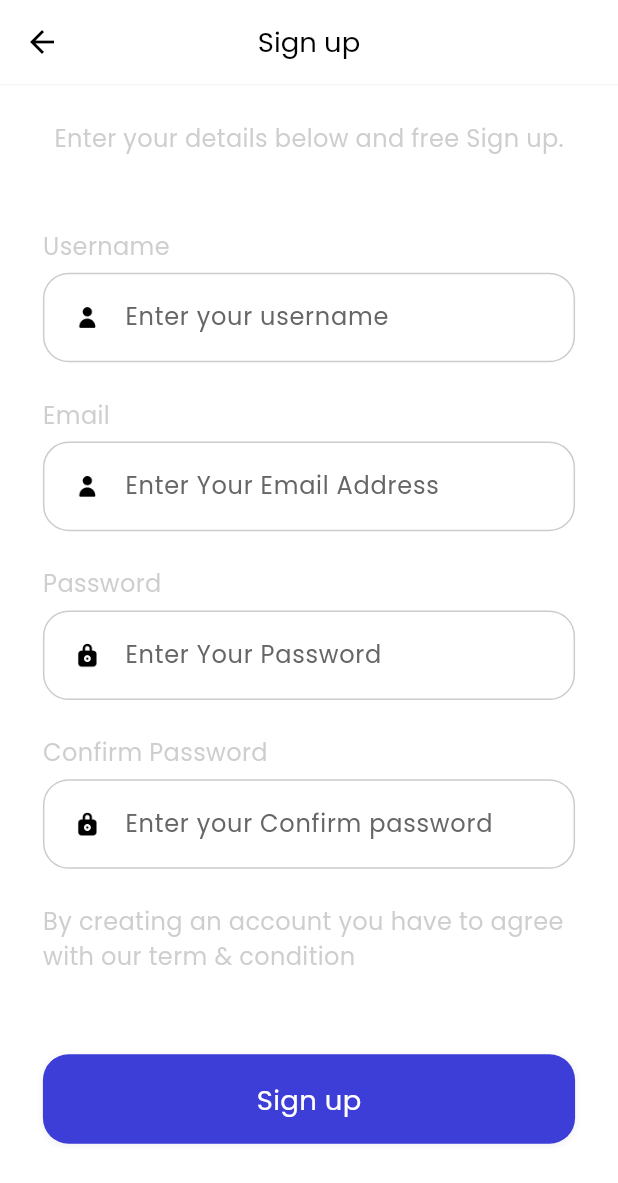
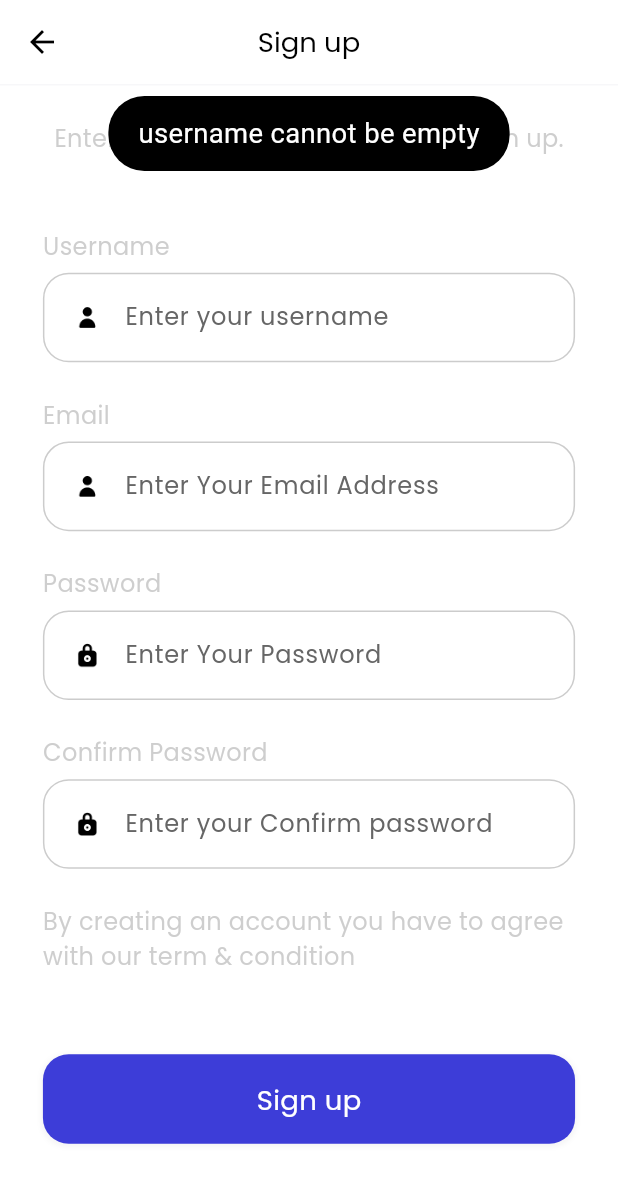
Before and after one commit to idhamaja/learning-course-app, a Flutter app: the RegisterPage screen opened by its route, after a tap on "Sign up", on a phone screen of 412 x 824 dp. Shown: the top 1183 px of the screen. Run offline on Flutter 3.47's test engine with Material 3 defaults, Android fonts, the phone set to English and light mode, and no system bars; our stand-ins replace cloud_firestore, dots_indicator, firebase_auth, firebase_core, flutter_bloc, flutter_screenutil and 2 more; accounts and stored records are empty.

Commit message:
update Firebase validation RegisterPage

```diff
--- a/lib/common/widgets/flutter_toast.dart
+++ b/lib/common/widgets/flutter_toast.dart
@@ -12,7 +12,7 @@ toastInfo({
     msg: msg,
     toastLength: Toast.LENGTH_SHORT,
     gravity: ToastGravity.TOP,
-    timeInSecForIosWeb: 2,
+    timeInSecForIosWeb: 4,
     backgroundColor: backgroundColor,
     textColor: textColor,
     fontSize: 16.sp,
--- a/lib/pages/bloc_providers.dart
+++ b/lib/pages/bloc_providers.dart
@@ -1,12 +1,13 @@
 import 'package:flutter_bloc/flutter_bloc.dart';
-import 'package:learning_course_app/app_blocs.dart';
+import 'package:learning_course_app/pages/register/bloc/register_blocs.dart';
 import 'package:learning_course_app/pages/sign_in/bloc/signin_blocs.dart';
 import 'package:learning_course_app/pages/welcome/bloc/welcome_blocs.dart';
 
 class AppBlocProvider {
   static get allBlocProviders => [
         BlocProvider(lazy: false, create: (context) => WelcomeBlocs()),
-        BlocProvider(lazy: false, create: (context) => AppBlocs()),
+        // BlocProvider(lazy: false, create: (context) => AppBlocs()),
         BlocProvider(create: (context) => SignInBlocs()),
+        BlocProvider(create: (context) => RegisterBlocs()),
       ];
 }
--- a/lib/pages/register/bloc/register_blocs.dart
+++ b/lib/pages/register/bloc/register_blocs.dart
@@ -5,7 +5,28 @@ import 'package:learning_course_app/pages/register/bloc/register_states.dart';
 class RegisterBlocs extends Bloc<RegisterEvents, RegisterStates> {
   RegisterBlocs() : super(const RegisterStates()) {
     on<UsernameEvents>(_usernameEvents);
+    on<EmailEvents>(_emailEvents);
+    on<PasswordEvents>(_passwordEvents);
+    on<RePasswordEvents>(_rePasswordEvents);
   }
 
-  void _usernameEvents(UsernameEvents event, Emitter<RegisterStates> emit) {}
+  void _usernameEvents(UsernameEvents event, Emitter<RegisterStates> emit) {
+    print("${event.username}");
+    emit(state.copyWith(username: event.username));
+  }
+
+  void _emailEvents(EmailEvents event, Emitter<RegisterStates> emit) {
+    print("${event.email}");
+    emit(state.copyWith(email: event.email));
+  }
+
+  void _passwordEvents(PasswordEvents event, Emitter<RegisterStates> emit) {
+    print("${event.password}");
+    emit(state.copyWith(password: event.password));
+  }
+
+  void _rePasswordEvents(RePasswordEvents event, Emitter<RegisterStates> emit) {
+    print("${event.rePassword}");
+    emit(state.copyWith(rePassword: event.rePassword));
+  }
 }
--- a/lib/pages/register/register_controller.dart
+++ b/lib/pages/register/register_controller.dart
@@ -0,0 +1,58 @@
+import 'package:firebase_auth/firebase_auth.dart';
+import 'package:flutter/material.dart';
+import 'package:flutter_bloc/flutter_bloc.dart';
+import 'package:learning_course_app/common/widgets/flutter_toast.dart';
+import 'package:learning_course_app/pages/register/bloc/register_blocs.dart';
+
+class RegisterController {
+  final BuildContext context;
+  const RegisterController({required this.context});
+
+  //method
+  Future<void> handleEmailRegister() async {
+    final stateEmailRegister = context.read<RegisterBlocs>().state;
+    String username = stateEmailRegister.username;
+    String email = stateEmailRegister.email;
+    String password = stateEmailRegister.password;
+    String rePassword = stateEmailRegister.rePassword;
+
+    if (username.isEmpty) {
+      toastInfo(msg: "username cannot be empty");
+      return;
+    }
+    if (email.isEmpty) {
+      toastInfo(msg: "Email cannot be empty");
+      return;
+    }
+    if (password.isEmpty) {
+      toastInfo(msg: "Password cannot be empty");
+      return;
+    }
+    if (rePassword.isEmpty) {
+      toastInfo(msg: "Your password confirmation is wrong");
+      return;
+    }
+    try {
+      final credential = await FirebaseAuth.instance
+          .createUserWithEmailAndPassword(email: email, password: password);
+
+      if (credential.user != null) {
+        await credential.user?.sendEmailVerification();
+        await credential.user?.updateDisplayName(username);
+        toastInfo(
+            msg:
+                "Your email has been sent to your Registered Email. To activate it please check your email box and click on the link.");
+
+        Navigator.of(context).pop();
+      }
+    } on FirebaseAuthException catch (e) {
+      if (e.code == 'weak-password') {
+        toastInfo(msg: "The password provided is too weak.");
+      } else if (e.code == 'email-already-in-use') {
+        toastInfo(msg: "Your email is already in use.");
+      } else if (e.code == 'invalid-email') {
+        toastInfo(msg: "Your email ID is invalid.");
+      }
+    }
+  }
+}
--- a/lib/pages/register/register_page.dart
+++ b/lib/pages/register/register_page.dart
@@ -1,6 +1,11 @@
 import 'package:flutter/material.dart';
+import 'package:flutter_bloc/flutter_bloc.dart';
 import 'package:flutter_screenutil/flutter_screenutil.dart';
 import 'package:learning_course_app/pages/common_widgets.dart';
+import 'package:learning_course_app/pages/register/bloc/register_blocs.dart';
+import 'package:learning_course_app/pages/register/bloc/register_events.dart';
+import 'package:learning_course_app/pages/register/bloc/register_states.dart';
+import 'package:learning_course_app/pages/register/register_controller.dart';
 
 class RegisterPage extends StatefulWidget {
   const RegisterPage({super.key});
@@ -12,6 +17,8 @@ class RegisterPage extends StatefulWidget {
 class _RegisterPageState extends State<RegisterPage> {
   @override
   Widget build(BuildContext context) {
+    return BlocBuilder<RegisterBlocs, RegisterStates>(
+      builder: (context, state) {
         return Container(
           color: Colors.white,
           child: SafeArea(
@@ -41,23 +48,37 @@ class _RegisterPageState extends State<RegisterPage> {
                         crossAxisAlignment: CrossAxisAlignment.start,
                         children: [
                           reusableText("Username"),
-                      buildTextField("Enter your username", "username", "user",
-                          (value) {}),
+                          buildTextField(
+                              "Enter your username", "username", "user",
+                              (value) {
+                            context
+                                .read<RegisterBlocs>()
+                                .add(UsernameEvents(value));
+                          }),
                           reusableText("Email"),
                           buildTextField(
-                          "Enter Your Email Address", "email", "user", (value) {
-                        // context.read<SignInBlocs>().add(EmailEvents(value));
+                              "Enter Your Email Address", "email", "user",
+                              (value) {
+                            context
+                                .read<RegisterBlocs>()
+                                .add(EmailEvents(value));
                           }),
                           reusableText("Password"),
-                      buildTextField("Enter Your Password", "password", "lock",
+                          buildTextField(
+                              "Enter Your Password", "password", "lock",
                               (value) {
-                        // context
-                        //     .read<SignInBlocs>()
-                        //     .add(PasswordEvents(value));
+                            context
+                                .read<RegisterBlocs>()
+                                .add(PasswordEvents(value));
                           }),
                           reusableText("Confirm Password"),
-                      buildTextField("Enter your Confirm password", "password",
-                          "lock", (value) {}),
+                          buildTextField(
+                              "Enter your Confirm password", "password", "lock",
+                              (value) {
+                            context
+                                .read<RegisterBlocs>()
+                                .add(RePasswordEvents(value));
+                          }),
                         ],
                       ),
                     ),
@@ -68,7 +89,10 @@ class _RegisterPageState extends State<RegisterPage> {
                       ),
                     ),
                     buildSignInAndRegButton("Sign up", "login", () {
-                  Navigator.of(context).pushNamed("register");
+                      // Navigator.of(context).pushNamed("register");
+
+                      RegisterController(context: context)
+                          .handleEmailRegister();
                     }),
                   ],
                 ),
@@ -76,5 +100,7 @@ class _RegisterPageState extends State<RegisterPage> {
             ),
           ),
         );
+      },
+    );
   }
 }
```
Also changed, not shown: lib/main.dart (+0 -55 lines). Lines whose indentation alone changed are shown as unchanged.
